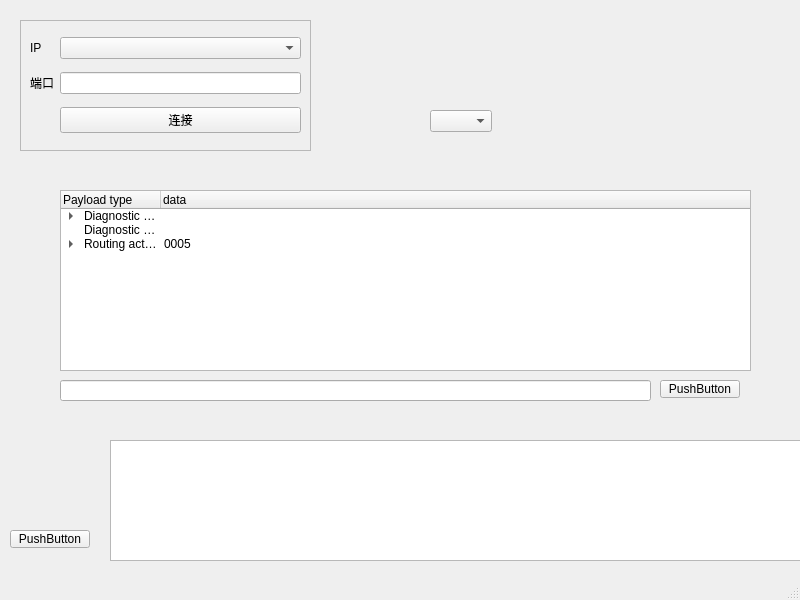
Qt form mainwindow.ui (xjzer/QtWidgetDemo) before a commit.
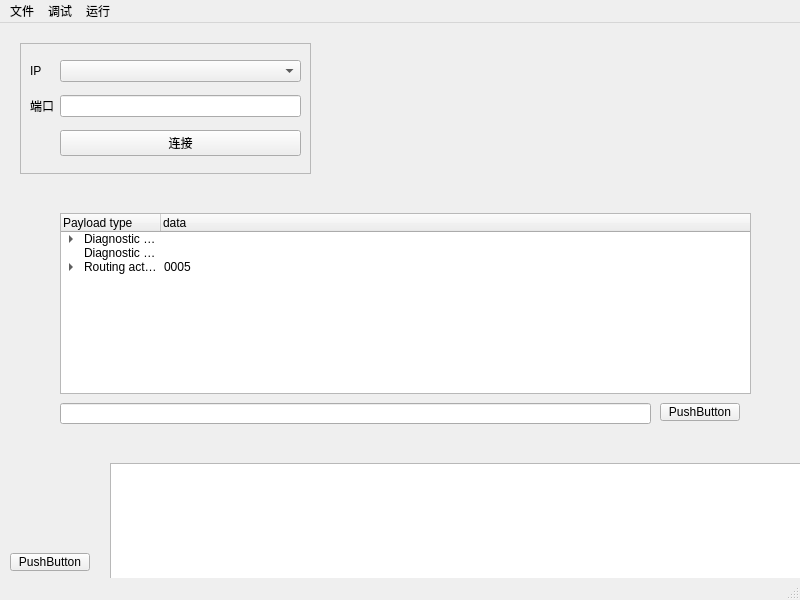
The same form after that commit.

Commit message: Feat(UI):add menu bar

```diff
--- a/mainwindow.ui
+++ b/mainwindow.ui
@@ -220,16 +220,6 @@
      </item>
     </widget>
    </widget>
-   <widget class="QComboBox" name="comboBox">
-    <property name="geometry">
-     <rect>
-      <x>430</x>
-      <y>110</y>
-      <width>62</width>
-      <height>22</height>
-     </rect>
-    </property>
-   </widget>
   </widget>
   <widget class="QMenuBar" name="menubar">
    <property name="geometry">
@@ -240,6 +230,29 @@
      <height>17</height>
     </rect>
    </property>
+   <widget class="QMenu" name="menu">
+    <property name="title">
+     <string>文件</string>
+    </property>
+    <addaction name="actiona"/>
+    <addaction name="action"/>
+    <addaction name="action_2"/>
+    <addaction name="action_3"/>
+   </widget>
+   <widget class="QMenu" name="menu_2">
+    <property name="title">
+     <string>运行</string>
+    </property>
+    <addaction name="actionOTA"/>
+   </widget>
+   <widget class="QMenu" name="menu_3">
+    <property name="title">
+     <string>调试</string>
+    </property>
+   </widget>
+   <addaction name="menu"/>
+   <addaction name="menu_3"/>
+   <addaction name="menu_2"/>
   </widget>
   <widget class="QStatusBar" name="statusbar"/>
  </widget>
```
Left out of the diff: 25 changed lines with no effect on the pictures.
